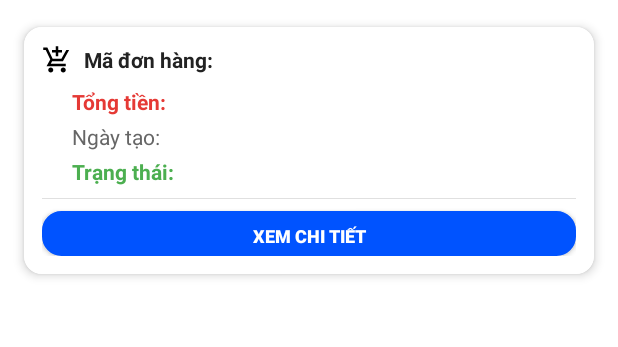
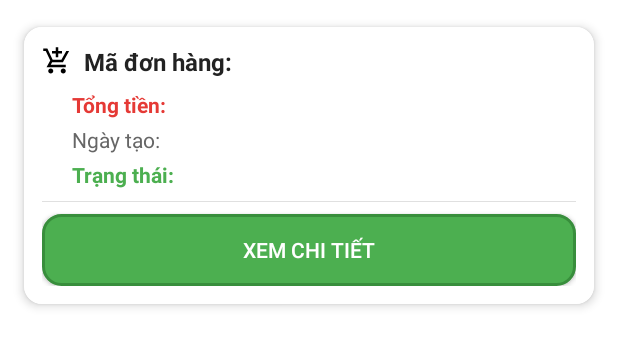
Before and after one commit to HoNguynVu/QuanLyQuanAn, an Android app: the layout item_orders_user.xml on its own in the app's theme, with its tools: preview values and no code run, on a phone screen of 412 x 824 dp. Shown: the top 347 px of the screen. Run offline under Robolectric (Android 15) with nearby library versions, the phone set to English and light mode, and no system bars; network calls fail.

Commit message:
Fix UI Item Order User

```diff
--- a/app/src/main/res/drawable/button_item_menu.xml
+++ b/app/src/main/res/drawable/button_item_menu.xml
@@ -5,9 +5,8 @@
     <corners android:radius="12dp" />
     <stroke android:width="2dp" android:color="#388E3C" />
     <padding
-        android:left="16dp"
-        android:right="16dp"
-        android:top="8dp"
-        android:bottom="8dp"/>
-    <size android:height="48dp" />
+        android:left="12dp"
+        android:right="12dp"
+        android:top="10dp"
+        android:bottom="10dp"/>
 </shape>
--- a/app/src/main/res/layout/item_orders_user.xml
+++ b/app/src/main/res/layout/item_orders_user.xml
@@ -36,7 +36,7 @@
                 android:layout_height="wrap_content"
                 android:layout_weight="1"
                 android:text="Mã đơn hàng:"
-                android:textSize="14sp"
+                android:textSize="16sp"
                 android:textStyle="bold"
                 android:textColor="#222222" />
         </LinearLayout>
@@ -124,14 +124,11 @@
         <androidx.appcompat.widget.AppCompatButton
             android:id="@+id/btnDetail"
             android:layout_width="match_parent"
-            android:layout_height="30dp"
+            android:layout_height="wrap_content"
             android:text="Xem chi tiết"
             android:background="@drawable/button_item_menu"
-            android:backgroundTint="#0053FF"
             android:textColor="@android:color/white"
-            android:textStyle="bold"
-            android:textSize="12sp"
-            android:elevation="0dp"
-            android:layout_gravity="center" />
+            android:textStyle="normal"
+            android:textSize="14sp" />
     </LinearLayout>
 </androidx.cardview.widget.CardView>
```
